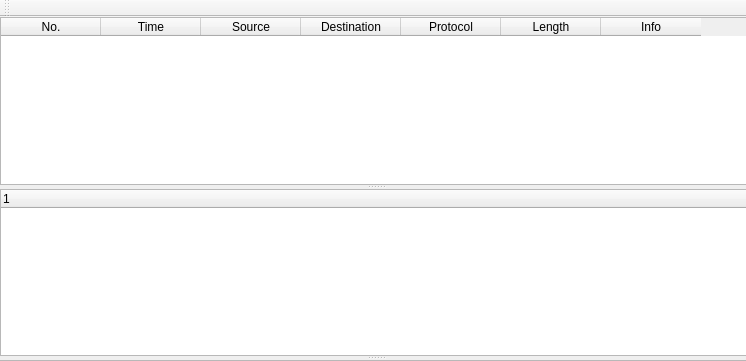
This is opensf.ui in YvesChan/OpenSF as Qt 5 draws it before an edit; both pictures show x 0 to 746 and y 0 to 361 of the 746 by 562 pixel window. The edited form follows.
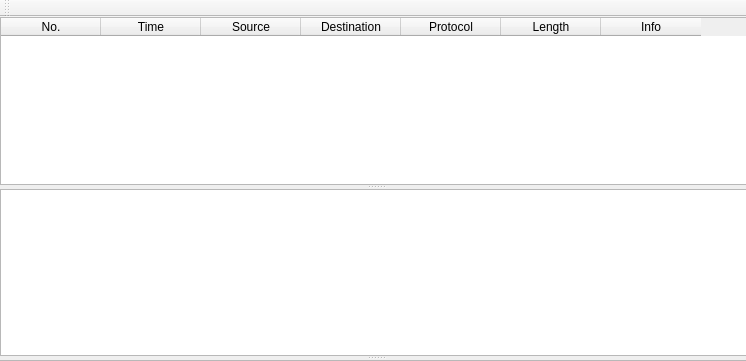
This is the edited form.

What changed in the file:
```diff
--- a/opensf.ui
+++ b/opensf.ui
@@ -64,6 +64,9 @@
      </column>
     </widget>
     <widget class="QTreeWidget" name="treeWidget">
+     <attribute name="headerVisible">
+      <bool>false</bool>
+     </attribute>
      <column>
       <property name="text">
        <string notr="true">1</string>
```
Left out of the diff: 3 changed lines with no effect on the pictures.
